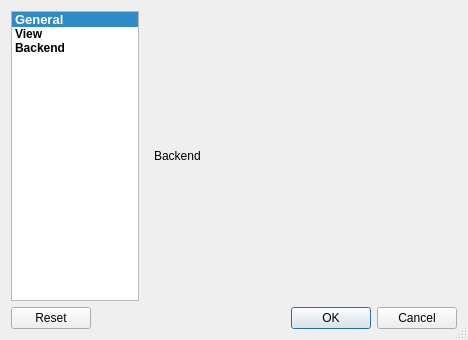
This is src/gui/configdialog.ui in saschpe/masonry as Qt 5 draws it before an edit. The edited form follows.
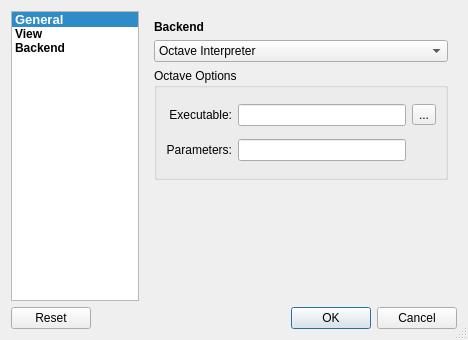
This is the edited form. The open tabs and pages were chosen to show the change.

Commit message: Updated the config dialog, filled the 'Backend' page.

Patch:
```diff
--- a/src/gui/configdialog.ui
+++ b/src/gui/configdialog.ui
@@ -120,12 +120,150 @@
      <widget class="QWidget" name="page_3">
       <layout class="QGridLayout" name="gridLayout_4">
        <item row="0" column="0">
-        <widget class="QLabel" name="label_3">
+        <widget class="QLabel" name="backendLabel">
+         <property name="font">
+          <font>
+           <weight>75</weight>
+           <bold>true</bold>
+          </font>
+         </property>
          <property name="text">
           <string>Backend</string>
          </property>
         </widget>
        </item>
+       <item row="3" column="0">
+        <spacer name="verticalSpacer_2">
+         <property name="orientation">
+          <enum>Qt::Vertical</enum>
+         </property>
+         <property name="sizeHint" stdset="0">
+          <size>
+           <width>20</width>
+           <height>40</height>
+          </size>
+         </property>
+        </spacer>
+       </item>
+       <item row="1" column="0">
+        <widget class="QComboBox" name="backendComboBox">
+         <item>
+          <property name="text">
+           <string>Octave Interpreter</string>
+          </property>
+         </item>
+         <item>
+          <property name="text">
+           <string>Matlab Interpreter</string>
+          </property>
+         </item>
+        </widget>
+       </item>
+       <item row="2" column="0">
+        <widget class="QStackedWidget" name="backendStackWidget">
+         <property name="currentIndex">
+          <number>0</number>
+         </property>
+         <widget class="QWidget" name="octaveOptionPage">
+          <layout class="QGridLayout" name="gridLayout_7">
+           <property name="margin">
+            <number>0</number>
+           </property>
+           <item row="0" column="0">
+            <widget class="QGroupBox" name="groupBox_3">
+             <property name="title">
+              <string>Octave Options</string>
+             </property>
+             <layout class="QGridLayout" name="gridLayout_5">
+              <item row="0" column="0">
+               <widget class="QLabel" name="octaveExecutableLabel">
+                <property name="text">
+                 <string>Executable:</string>
+                </property>
+                <property name="alignment">
+                 <set>Qt::AlignRight|Qt::AlignTrailing|Qt::AlignVCenter</set>
+                </property>
+               </widget>
+              </item>
+              <item row="1" column="0">
+               <widget class="QLabel" name="octaveParameterLabel">
+                <property name="text">
+                 <string>Parameters:</string>
+                </property>
+                <property name="alignment">
+                 <set>Qt::AlignRight|Qt::AlignTrailing|Qt::AlignVCenter</set>
+                </property>
+               </widget>
+              </item>
+              <item row="1" column="1">
+               <widget class="QLineEdit" name="octaveParameterLineEdit"/>
+              </item>
+              <item row="0" column="1">
+               <widget class="QLineEdit" name="octaveExecutableLineEdit"/>
+              </item>
+              <item row="0" column="2">
+               <widget class="QToolButton" name="octaveExecutableChooseButton">
+                <property name="text">
+                 <string>...</string>
+                </property>
+               </widget>
+              </item>
+             </layout>
+            </widget>
+           </item>
+          </layout>
+         </widget>
+         <widget class="QWidget" name="matlabOptionPage">
+          <layout class="QGridLayout" name="gridLayout_8">
+           <property name="margin">
+            <number>0</number>
+           </property>
+           <item row="0" column="0">
+            <widget class="QGroupBox" name="groupBox_4">
+             <property name="title">
+              <string>Matlab Options</string>
+             </property>
+             <layout class="QGridLayout" name="gridLayout_6">
+              <item row="0" column="0">
+               <widget class="QLabel" name="matlabExecutableLabel">
+                <property name="text">
+                 <string>Executable:</string>
+                </property>
+                <property name="alignment">
+                 <set>Qt::AlignRight|Qt::AlignTrailing|Qt::AlignVCenter</set>
+                </property>
+               </widget>
+              </item>
+              <item row="1" column="0">
+               <widget class="QLabel" name="matlabParameterLabel">
+                <property name="text">
+                 <string>Parameters:</string>
+                </property>
+                <property name="alignment">
+                 <set>Qt::AlignRight|Qt::AlignTrailing|Qt::AlignVCenter</set>
+                </property>
+               </widget>
+              </item>
+              <item row="1" column="1">
+               <widget class="QLineEdit" name="matlabParameterLineEdit"/>
+              </item>
+              <item row="0" column="1">
+               <widget class="QLineEdit" name="matlabExecutableLineEdit"/>
+              </item>
+              <item row="0" column="2">
+               <widget class="QToolButton" name="matlabExecutableChooseButton">
+                <property name="text">
+                 <string>...</string>
+                </property>
+               </widget>
+              </item>
+             </layout>
+            </widget>
+           </item>
+          </layout>
+         </widget>
+        </widget>
+       </item>
       </layout>
      </widget>
     </widget>
```
Left out of the diff: 76 changed lines with no effect on the pictures.
